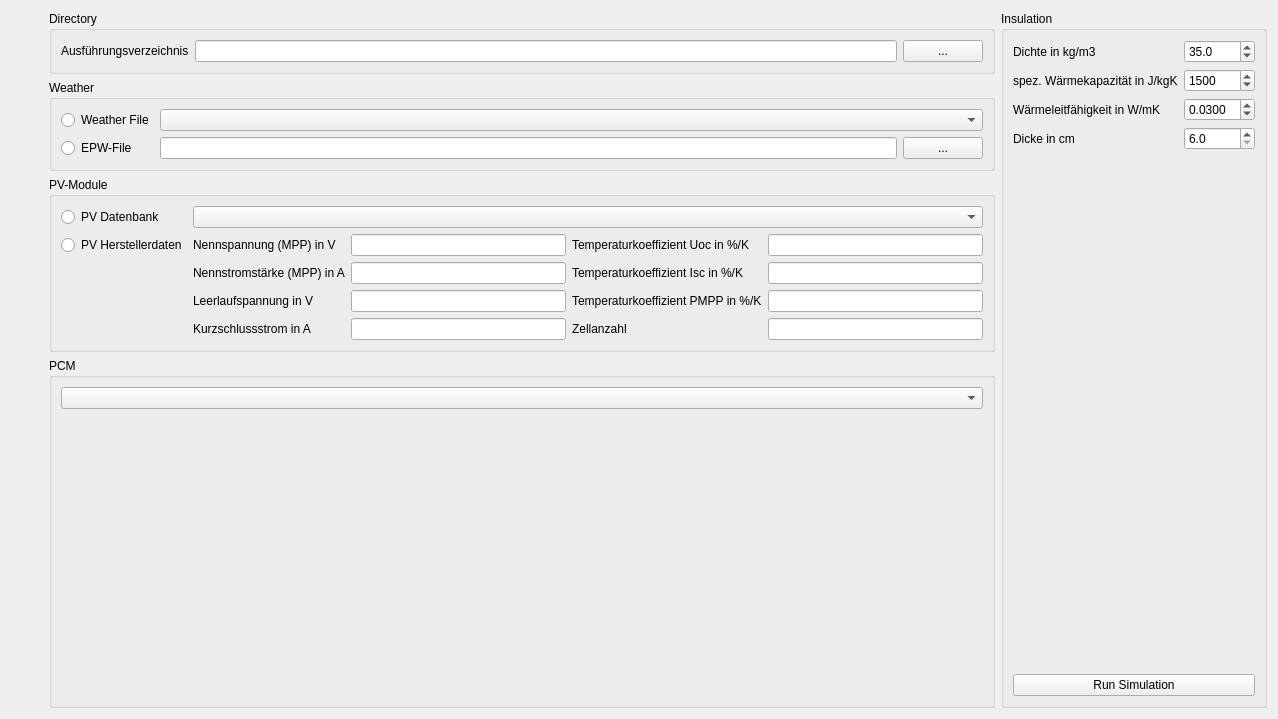
The window that PVTool/src/PVToolWidget.ui (Arombolosh/PVTool) describes before a commit, drawn with Qt 5.
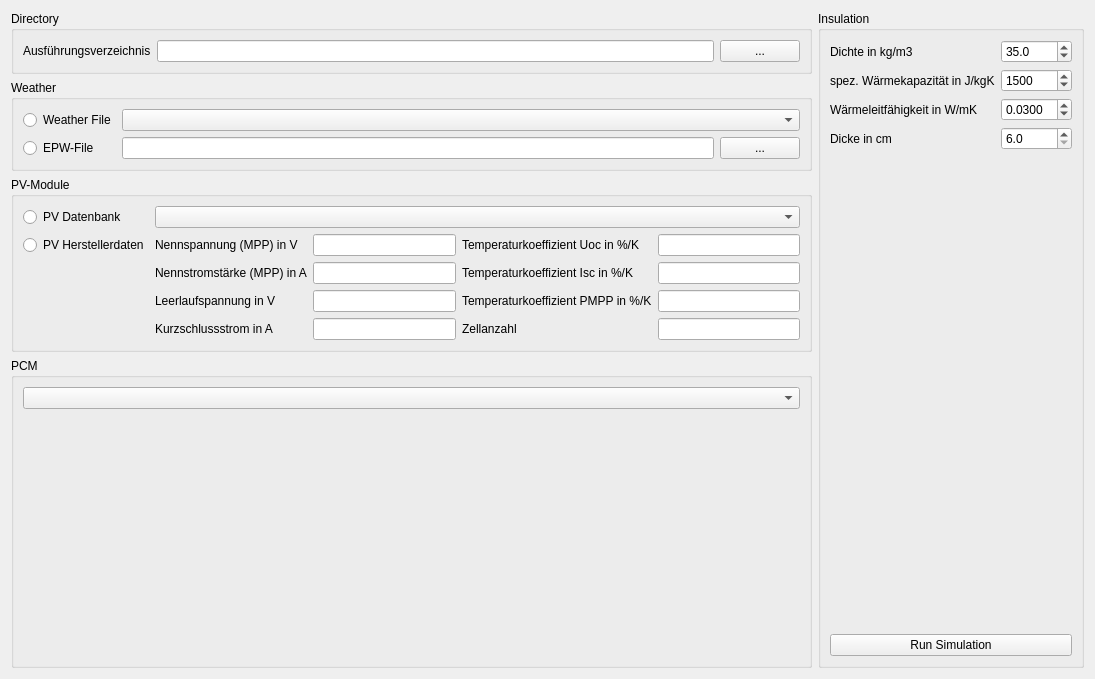
The same window after the commit. Custom widgets are drawn as their Qt base class.

Commit message: Removed not-needed button bar again.

Patch:
```diff
--- a/PVTool/src/PVToolWidget.ui
+++ b/PVTool/src/PVToolWidget.ui
@@ -6,56 +6,41 @@
    <rect>
     <x>0</x>
     <y>0</y>
-    <width>1278</width>
-    <height>719</height>
+    <width>1095</width>
+    <height>679</height>
    </rect>
   </property>
   <property name="windowTitle">
    <string>PVTool</string>
   </property>
-  <layout class="QGridLayout" name="mainGridLayout">
-   <item row="3" column="1">
-    <widget class="QGroupBox" name="groupBox_PCM">
-     <property name="minimumSize">
-      <size>
-       <width>0</width>
-       <height>200</height>
-      </size>
-     </property>
+  <layout class="QGridLayout" name="gridLayout_4">
+   <item row="0" column="0">
+    <widget class="QGroupBox" name="groupBox_Directory">
      <property name="title">
-      <string>PCM</string>
+      <string>Directory</string>
      </property>
-     <layout class="QGridLayout" name="gridLayout_3">
-      <item row="1" column="0">
-       <widget class="QComboBox" name="comboBox_PCMMaterials"/>
+     <layout class="QGridLayout" name="gridLayout_6">
+      <item row="0" column="0">
+       <widget class="QLabel" name="label_5">
+        <property name="text">
+         <string>Ausführungsverzeichnis</string>
+        </property>
+       </widget>
       </item>
-      <item row="2" column="0">
-       <spacer name="verticalSpacer_2">
-        <property name="orientation">
-         <enum>Qt::Vertical</enum>
+      <item row="0" column="1">
+       <widget class="QLineEdit" name="lineEdit_Directory"/>
+      </item>
+      <item row="0" column="2">
+       <widget class="QPushButton" name="pushButton_Directory">
+        <property name="text">
+         <string>...</string>
         </property>
-        <property name="sizeHint" stdset="0">
-         <size>
-          <width>20</width>
-          <height>40</height>
-         </size>
-        </property>
-       </spacer>
+       </widget>
       </item>
      </layout>
     </widget>
    </item>
-   <item row="0" column="0" rowspan="4">
-    <widget class="PVTButtonBar" name="buttonBar" native="true">
-     <property name="minimumSize">
-      <size>
-       <width>32</width>
-       <height>0</height>
-      </size>
-     </property>
-    </widget>
-   </item>
-   <item row="0" column="2" rowspan="4">
+   <item row="0" column="1" rowspan="4">
     <widget class="QGroupBox" name="groupBox_Insulation">
      <property name="title">
       <string>Insulation</string>
@@ -173,7 +158,7 @@
      </layout>
     </widget>
    </item>
-   <item row="1" column="1">
+   <item row="1" column="0">
     <widget class="QGroupBox" name="groupBox_Weather">
      <property name="title">
       <string>Weather</string>
@@ -218,33 +203,7 @@
      </layout>
     </widget>
    </item>
-   <item row="0" column="1">
-    <widget class="QGroupBox" name="groupBox_Directory">
-     <property name="title">
-      <string>Directory</string>
-     </property>
-     <layout class="QGridLayout" name="gridLayout_6">
-      <item row="0" column="0">
-       <widget class="QLabel" name="label_5">
-        <property name="text">
-         <string>Ausführungsverzeichnis</string>
-        </property>
-       </widget>
-      </item>
-      <item row="0" column="1">
-       <widget class="QLineEdit" name="lineEdit_Directory"/>
-      </item>
-      <item row="0" column="2">
-       <widget class="QPushButton" name="pushButton_Directory">
-        <property name="text">
-         <string>...</string>
-        </property>
-       </widget>
-      </item>
-     </layout>
-    </widget>
-   </item>
-   <item row="2" column="1">
+   <item row="2" column="0">
     <widget class="QGroupBox" name="groupBox_PVModule">
      <property name="title">
       <string>PV-Module</string>
@@ -350,16 +309,39 @@
      </layout>
     </widget>
    </item>
+   <item row="3" column="0">
+    <widget class="QGroupBox" name="groupBox_PCM">
+     <property name="minimumSize">
+      <size>
+       <width>0</width>
+       <height>200</height>
+      </size>
+     </property>
+     <property name="title">
+      <string>PCM</string>
+     </property>
+     <layout class="QGridLayout" name="gridLayout_3">
+      <item row="1" column="0">
+       <widget class="QComboBox" name="comboBox_PCMMaterials"/>
+      </item>
+      <item row="2" column="0">
+       <spacer name="verticalSpacer_2">
+        <property name="orientation">
+         <enum>Qt::Vertical</enum>
+        </property>
+        <property name="sizeHint" stdset="0">
+         <size>
+          <width>20</width>
+          <height>40</height>
+         </size>
+        </property>
+       </spacer>
+      </item>
+     </layout>
+    </widget>
+   </item>
   </layout>
  </widget>
- <customwidgets>
-  <customwidget>
-   <class>PVTButtonBar</class>
-   <extends>QWidget</extends>
-   <header>PVTButtonBar.h</header>
-   <container>1</container>
-  </customwidget>
- </customwidgets>
  <resources/>
  <connections/>
 </ui>
```
The commit also changes 12 other files.
